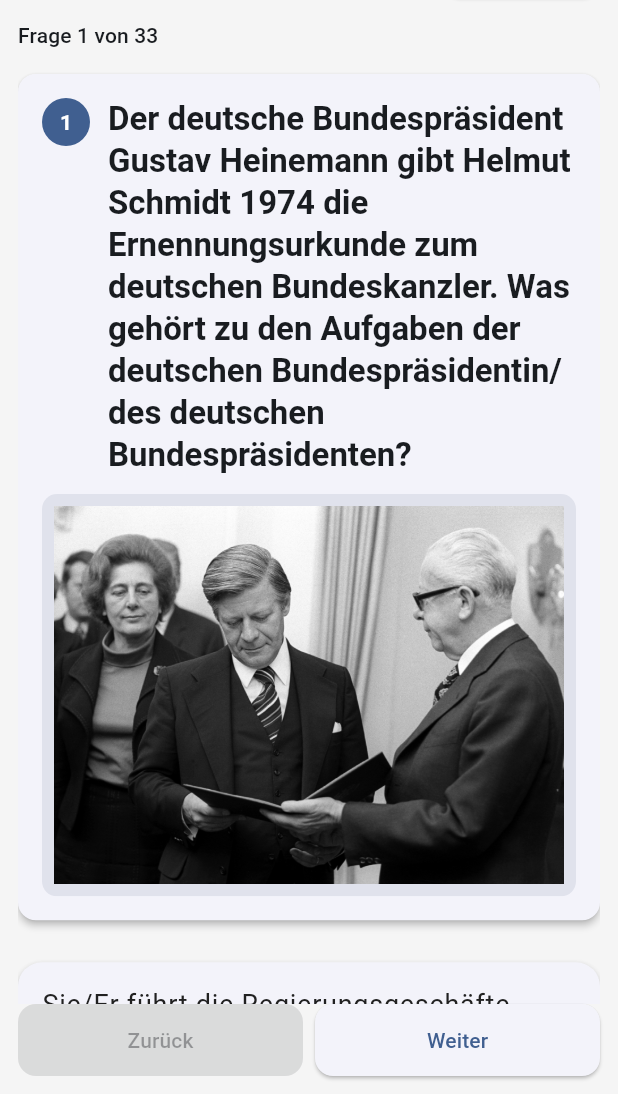
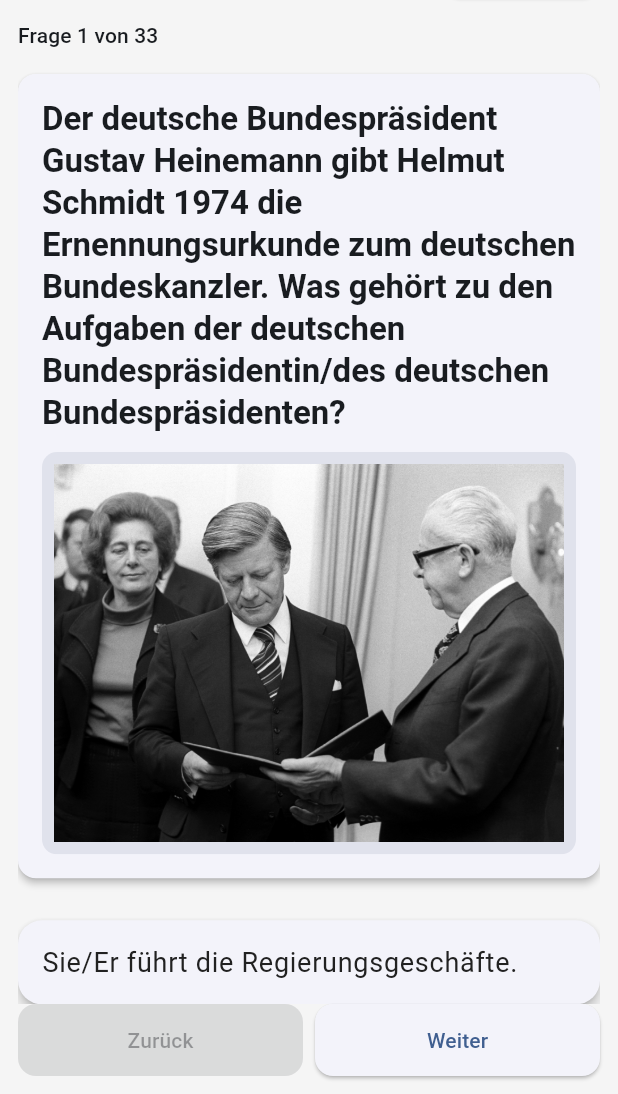
Before and after one commit to GerritSchoo/citizenship_app, a Flutter app: the MockExamScreen screen opened directly, on a phone screen of 412 x 824 dp, the part 142-1236 px from its top. Run offline on Flutter 3.47's test engine with Material 3 defaults, Android fonts, the phone set to English and light mode, and no system bars; our stand-ins replace shared_preferences; accounts and stored records are empty.

Commit message:
app is somewhat working

```diff
--- a/lib/src/screens/learning_session_screen.dart
+++ b/lib/src/screens/learning_session_screen.dart
@@ -110,7 +110,7 @@ class _LearningSessionScreenState extends State<LearningSessionScreen> {
                           boxColor = isDark
                               ? AppColors.correctDark.withAlpha(128)
                               : AppColors.correctLight;
-                          icon = Icons.check;
+                          icon = Icons.check_circle;
                         }
                       }
 
--- a/lib/src/widgets/question_card.dart
+++ b/lib/src/widgets/question_card.dart
@@ -25,22 +25,9 @@ class QuestionCard extends StatelessWidget {
         child: Column(
           crossAxisAlignment: CrossAxisAlignment.start,
           children: [
-            Row(
-              crossAxisAlignment: CrossAxisAlignment.start,
-              children: [
-                CircleAvatar(
-                  radius: 16,
-                  backgroundColor: theme.colorScheme.primary,
-                  child: Text('${index + 1}', style: theme.textTheme.labelLarge?.copyWith(color: Colors.white, fontWeight: FontWeight.w700)),
-                ),
-                const SizedBox(width: 12),
-                Expanded(
-                  child: Text(
-                    text,
-                    style: theme.textTheme.titleLarge?.copyWith(fontWeight: FontWeight.bold),
-                  ),
-                ),
-              ],
+            Text(
+              text,
+              style: theme.textTheme.titleLarge?.copyWith(fontWeight: FontWeight.bold),
             ),
             if (image != null && image!.isNotEmpty) ...[
               const SizedBox(height: 12),
```
Also changed, not shown: lib/src/screens/quiz_screen.dart (+4 -4 lines), lib/src/widgets/image_answer_grid.dart (+18 -12 lines).
